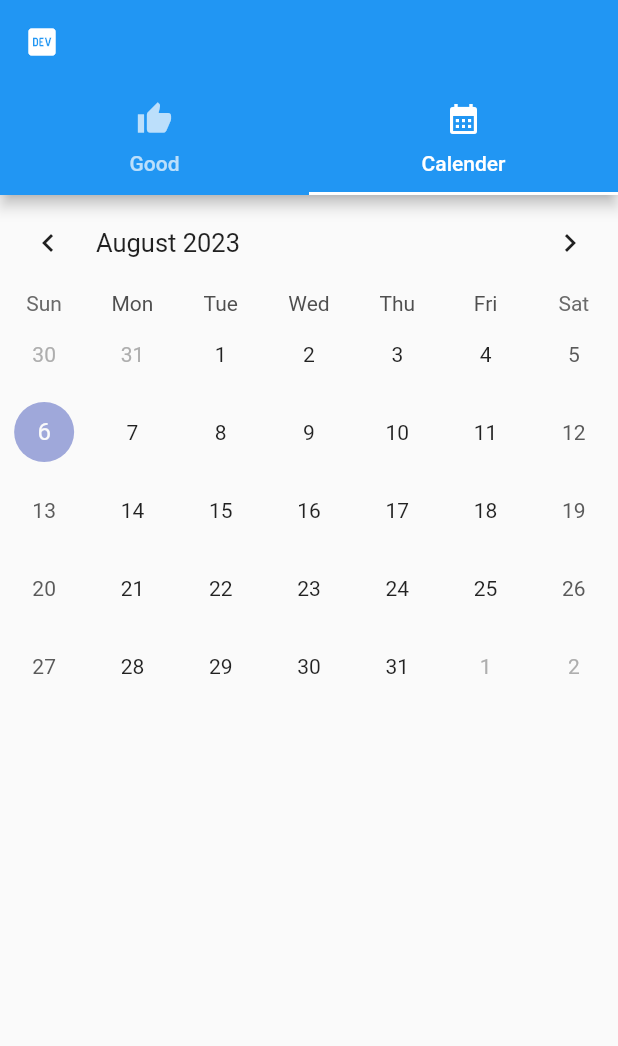
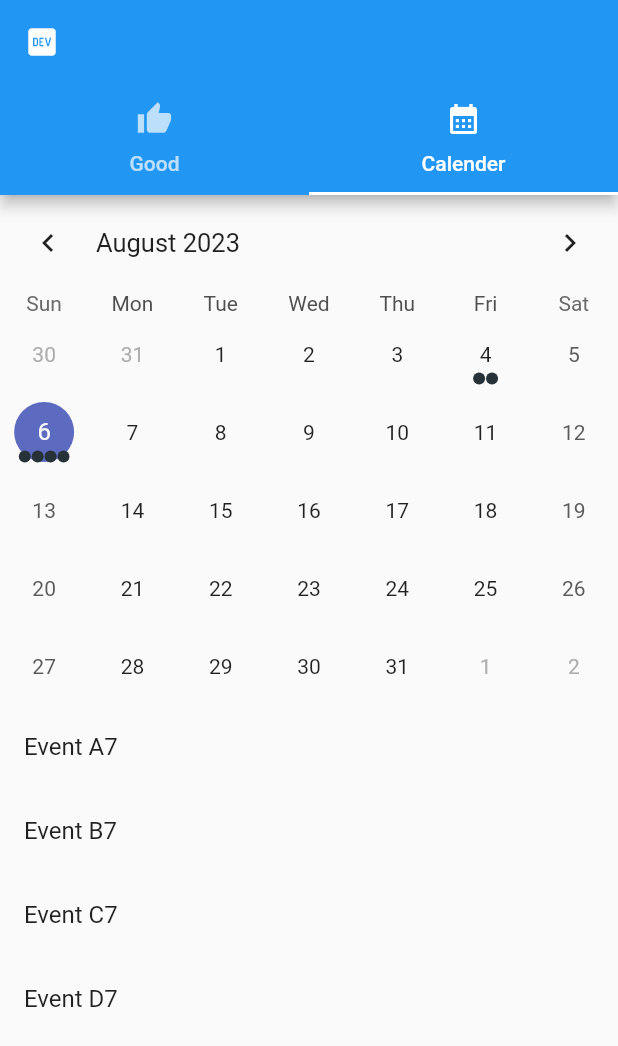
Before and after one commit to youten410/me-good, a Flutter app: the screen it shows after launch, tab 2 chosen, on a phone screen of 412 x 824 dp. Shown: the top 1046 px of the screen. Run offline on Flutter 3.47's test engine with Material 2 defaults, Android fonts, the phone set to English and light mode, and no system bars; drawn by our look-alikes of table_calendar; our stand-ins replace cloud_firestore, firebase_core, go_router; accounts and stored records are empty.

Commit message:
update : サンプルのイベントリストを追加

```diff
--- a/lib/screens/calendar_screen.dart
+++ b/lib/screens/calendar_screen.dart
@@ -1,3 +1,4 @@
+import 'dart:collection';
 import 'package:flutter/material.dart';
 import 'package:table_calendar/table_calendar.dart';
 import 'package:cloud_firestore/cloud_firestore.dart';
@@ -12,17 +13,44 @@ class CalendarScreen extends StatefulWidget {
 class _CalendarScreenState extends State<CalendarScreen> {
   DateTime _focusedDay = DateTime.now();
   DateTime? _selectedDay;
+  Map<DateTime, List> _eventsList = {};
+  int getHashCode(DateTime key) {
+    return key.day * 1000000 + key.month * 10000 + key.year;
+  }
+
+  @override
+  void initState() {
+    super.initState();
+    _selectedDay = _focusedDay;
+    _eventsList = {
+      DateTime.now().subtract(Duration(days: 2)): ['Event A6', 'Event B6'],
+      DateTime.now(): ['Event A7', 'Event B7', 'Event C7', 'Event D7'],
+    };
+  }
 
   @override
   Widget build(BuildContext context) {
-    return TableCalendar(
+    final _events = LinkedHashMap<DateTime, List>(
+      equals: isSameDay,
+      hashCode: getHashCode,
+    )..addAll(_eventsList);
+
+    List getEventForDay(DateTime day) {
+      return _events[day] ?? [];
+    }
+
+    return Column(
+      children: [
+        TableCalendar(
           firstDay: DateTime.utc(2010, 10, 16),
           lastDay: DateTime.utc(2030, 3, 14),
           focusedDay: DateTime.now(),
+          eventLoader: getEventForDay,
           headerStyle: HeaderStyle(
             formatButtonVisible: false,
           ),
-       selectedDayPredicate: (day) {      //以下追記部分
+          selectedDayPredicate: (day) {
+            //以下追記部分
             return isSameDay(_selectedDay, day);
           },
           onDaySelected: (selectedDay, focusedDay) {
@@ -33,6 +61,16 @@ class _CalendarScreenState extends State<CalendarScreen> {
               });
             }
           },
+        ),
+                  ListView(
+            shrinkWrap: true,
+            children: getEventForDay(_selectedDay!)
+                .map((event) => ListTile(
+                      title: Text(event.toString()),
+                    ))
+                .toList(),
+          )
+      ],
     );
   }
 }
```
Lines whose indentation alone changed are shown as unchanged.
